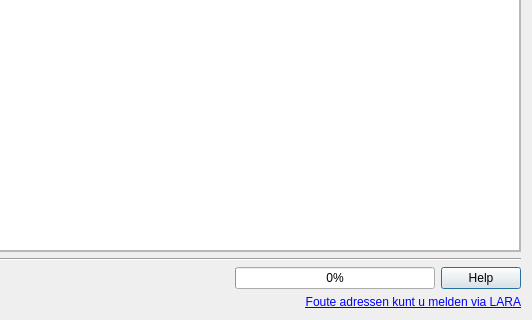
Old version of the form ui_geopunt4QgisBatchGeoCode.ui in the repository Informatievlaanderen/geopunt-plugins-qgis; both pictures show x 317 to 849 and y 411 to 731 of the 849 by 731 pixel window.
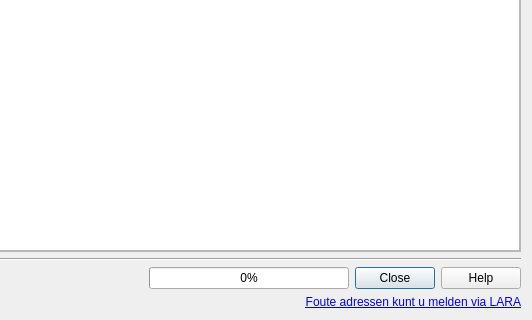
New version of the form. Icons and pictures are not drawn.

The edit to the form file:
```diff
--- a/ui_geopunt4QgisBatchGeoCode.ui
+++ b/ui_geopunt4QgisBatchGeoCode.ui
@@ -707,7 +707,7 @@
          <enum>Qt::Horizontal</enum>
         </property>
         <property name="standardButtons">
-         <set>QDialogButtonBox::Help</set>
+         <set>QDialogButtonBox::StandardButton::Close|QDialogButtonBox::StandardButton::Help</set>
         </property>
        </widget>
       </item>
```
Left out of the diff: 90 changed lines with no effect on the pictures.
